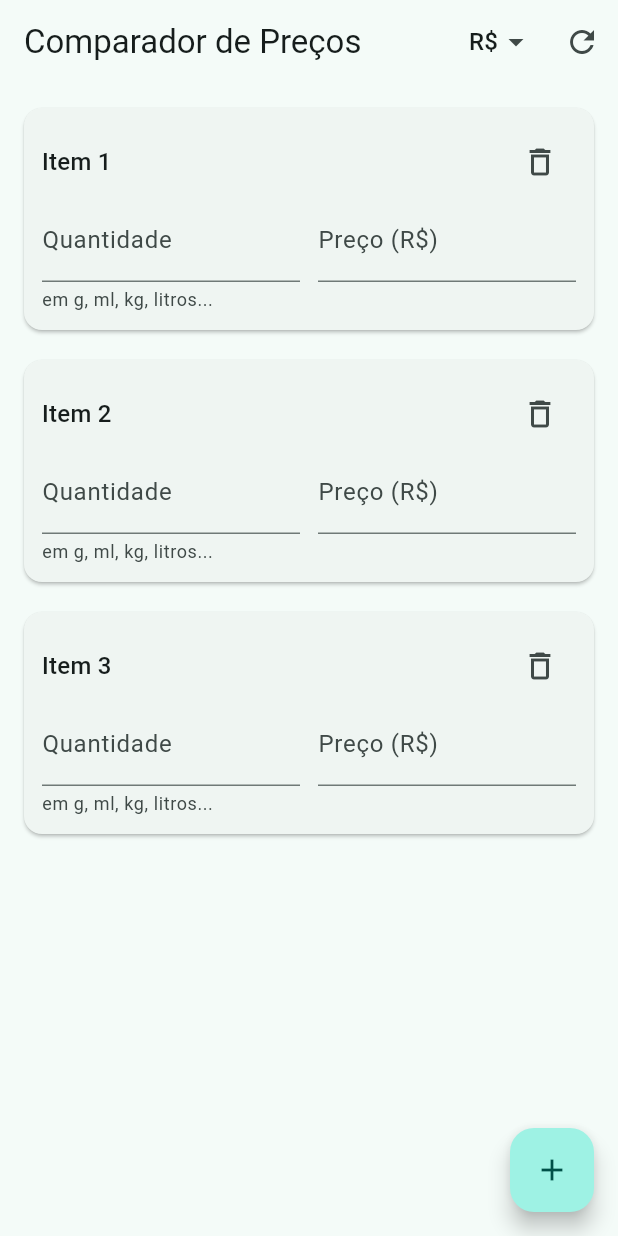
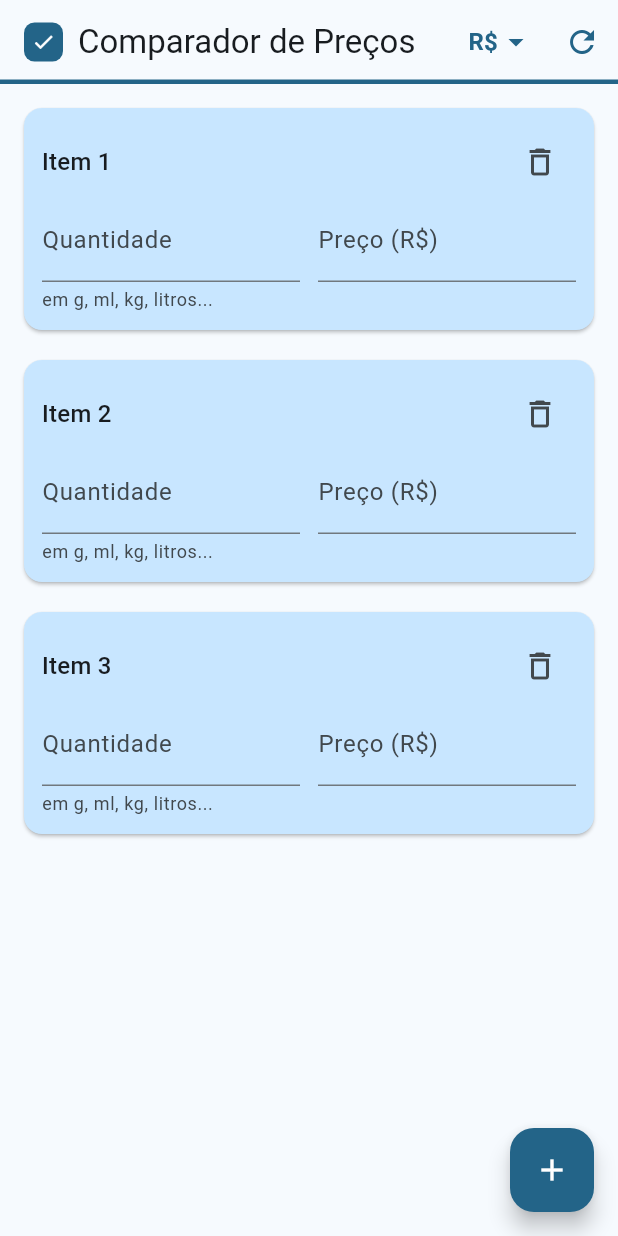
Before and after one commit to renatossa/comparador, a Flutter app: the screen it shows after launch, on a phone screen of 412 x 824 dp. Run offline on Flutter 3.47's test engine with Material 3 defaults, Android fonts, the phone set to English and light mode, and no system bars; our stand-ins replace shared_preferences.

Commit message:
Identidade visual (Fase 3): paleta azul do legado + cards com banho de cor
Escolhida entre 3 direções propostas (mockups em Artifact) e validada em
screenshots do emulador Android:

- lib/app_theme.dart: cor-semente #1E9BD7, tirada do ícone do app legado
- AppBar: marca (check) ao lado do título + risco azul embaixo, seletor de
  moeda e ícone de limpar em destaque
- ItemCard: cada card já nasce com leve banho de cor (azul neutro, verde
  melhor, vermelho pior) em vez de destaque só no selo — resolve o "seco"
  apontado ao comparar com o app antigo
- specs/03-non-functional.md e 04-migration-plan.md atualizados; ícone de
  launcher/splash e revisão de acessibilidade continuam pendentes na Fase 3

Co-Authored-By: Claude Sonnet 5 <noreply@anthropic.com>

```diff
--- /dev/null
+++ b/lib/app_theme.dart
@@ -0,0 +1,5 @@
+import 'package:flutter/material.dart';
+
+/// Azul do logo do app legado — âncora da identidade visual (ADR: ver
+/// discussão de Fase 3 em specs/04-migration-plan.md).
+const brandBlue = Color(0xFF1E9BD7);
--- a/lib/main.dart
+++ b/lib/main.dart
@@ -1,6 +1,7 @@
 import 'package:flutter/material.dart';
 import 'package:provider/provider.dart';
 
+import 'app_theme.dart';
 import 'models/comparacao_model.dart';
 import 'screens/comparacao_screen.dart';
 
@@ -24,9 +25,9 @@ class ComparadorApp extends StatelessWidget {
       value: comparacaoModel,
       child: MaterialApp(
         title: 'Comparador de Preços',
-        theme: ThemeData(colorSchemeSeed: Colors.teal, useMaterial3: true),
+        theme: ThemeData(colorSchemeSeed: brandBlue, useMaterial3: true),
         darkTheme: ThemeData(
-          colorSchemeSeed: Colors.teal,
+          colorSchemeSeed: brandBlue,
           brightness: Brightness.dark,
           useMaterial3: true,
         ),
--- a/lib/screens/comparacao_screen.dart
+++ b/lib/screens/comparacao_screen.dart
@@ -10,9 +10,26 @@ class ComparacaoScreen extends StatelessWidget {
 
   @override
   Widget build(BuildContext context) {
+    final scheme = Theme.of(context).colorScheme;
+
     return Scaffold(
       appBar: AppBar(
-        title: const Text('Comparador de Preços'),
+        shape: Border(bottom: BorderSide(color: scheme.primary, width: 3)),
+        title: Row(
+          children: [
+            Container(
+              width: 26,
+              height: 26,
+              decoration: BoxDecoration(
+                color: scheme.primary,
+                borderRadius: BorderRadius.circular(7),
+              ),
+              child: const Icon(Icons.check, color: Colors.white, size: 16),
+            ),
+            const SizedBox(width: 10),
+            const Text('Comparador de Preços'),
+          ],
+        ),
         actions: [
           Consumer<ComparacaoModel>(
             builder: (context, model, _) => PopupMenuButton<Moeda>(
@@ -35,16 +52,19 @@ class ComparacaoScreen extends StatelessWidget {
                   children: [
                     Text(
                       model.moeda.simbolo,
-                      style: Theme.of(context).textTheme.titleMedium,
+                      style: Theme.of(context).textTheme.titleMedium?.copyWith(
+                        color: scheme.primary,
+                        fontWeight: FontWeight.bold,
+                      ),
                     ),
-                    const Icon(Icons.arrow_drop_down),
+                    Icon(Icons.arrow_drop_down, color: scheme.primary),
                   ],
                 ),
               ),
             ),
           ),
           IconButton(
-            icon: const Icon(Icons.refresh),
+            icon: Icon(Icons.refresh, color: scheme.primary),
             tooltip: 'Limpar',
             onPressed: () => context.read<ComparacaoModel>().limpar(),
           ),
@@ -80,6 +100,8 @@ class ComparacaoScreen extends StatelessWidget {
         },
       ),
       floatingActionButton: FloatingActionButton(
+        backgroundColor: scheme.primary,
+        foregroundColor: scheme.onPrimary,
         onPressed: () => context.read<ComparacaoModel>().adicionarItem(),
         tooltip: 'Adicionar item',
         child: const Icon(Icons.add),
--- a/lib/widgets/item_card.dart
+++ b/lib/widgets/item_card.dart
@@ -57,10 +57,21 @@ class _ItemCardState extends State<ItemCard> {
   @override
   Widget build(BuildContext context) {
     final item = widget.item;
-    final corDestaque = switch (item.status) {
-      ItemStatus.melhor => Colors.green,
-      ItemStatus.pior => Colors.red,
-      ItemStatus.neutro => null,
+    final scheme = Theme.of(context).colorScheme;
+
+    // Cada card já nasce com um banho de cor — azul neutro por padrão,
+    // verde/vermelho quando o destaque é calculado (identidade visual v2,
+    // ver specs/04-migration-plan.md Fase 3).
+    final corCard = switch (item.status) {
+      ItemStatus.melhor => Color.alphaBlend(
+        Colors.green.withValues(alpha: 0.16),
+        scheme.surface,
+      ),
+      ItemStatus.pior => Color.alphaBlend(
+        Colors.red.withValues(alpha: 0.16),
+        scheme.surface,
+      ),
+      ItemStatus.neutro => scheme.primaryContainer,
     };
 
     final formato = NumberFormat.currency(
@@ -70,7 +81,7 @@ class _ItemCardState extends State<ItemCard> {
     );
 
     return Card(
-      color: corDestaque?.withValues(alpha: 0.12),
+      color: corCard,
       child: Padding(
         padding: const EdgeInsets.all(12),
         child: Column(
```
Also changed, not shown: 2 other files.
